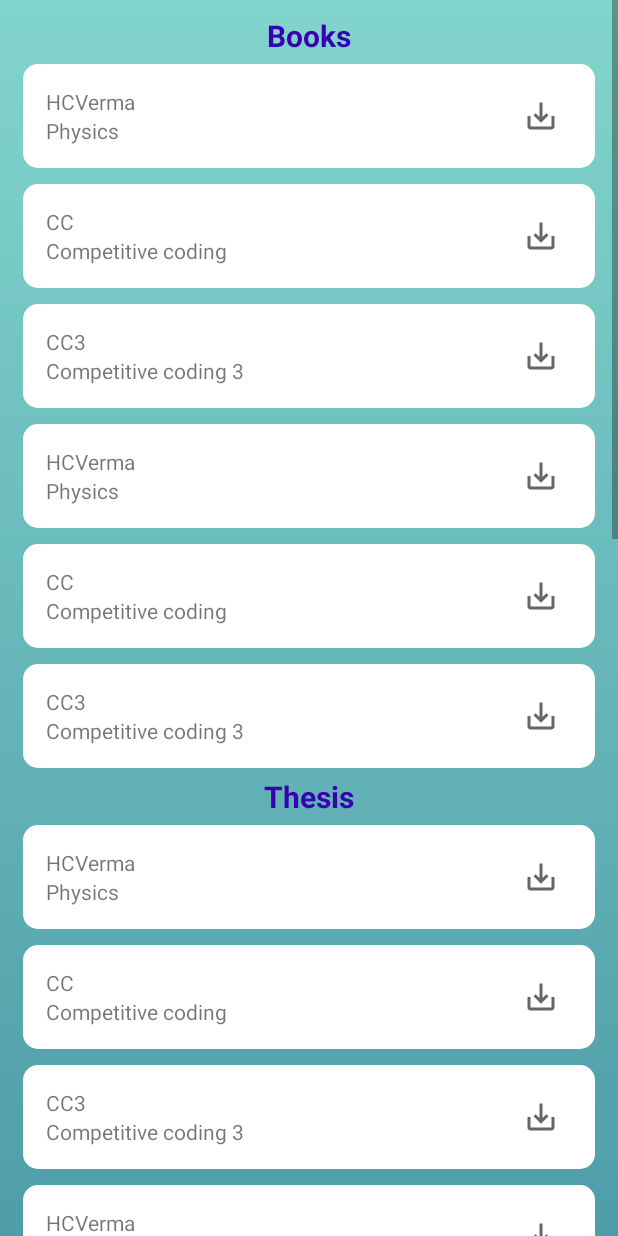
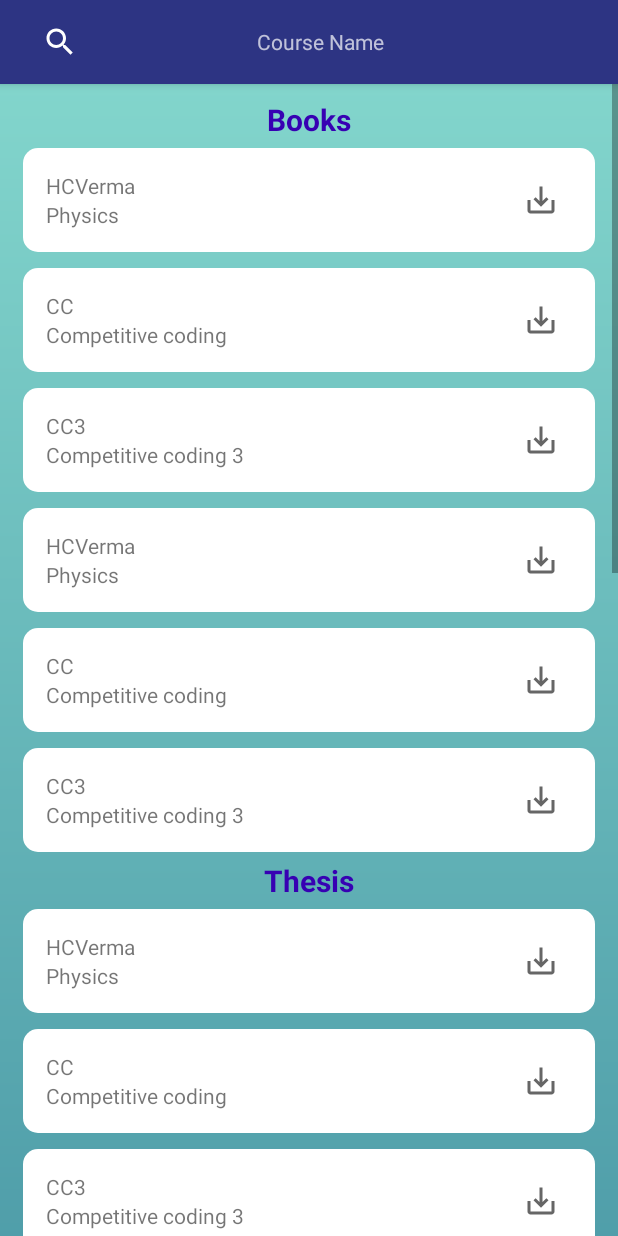
Before and after one commit to devNitw/libNitwStudent, an Android app: the ContentView screen opened directly, with no data from a screen before it, on a phone screen of 412 x 824 dp. Run offline under Robolectric (Android 15) with nearby library versions, the phone set to English and light mode, and no system bars.

Commit message:
Implemented toolbar in ContentView

```diff
--- a/app/src/main/AndroidManifest.xml
+++ b/app/src/main/AndroidManifest.xml
@@ -1,8 +1,6 @@
 
 <manifest xmlns:android="http://schemas.android.com/apk/res/android"
     package="com.example.librarynitwstudent">
-    <uses-permission android:name="android.permission.READ_EXTERNAL_STORAGE"/>
-    <uses-permission android:name="android.permission.WRITE_EXTERNAL_STORAGE"/>
 
     <application
         android:allowBackup="true"
@@ -22,9 +20,8 @@
         <activity
             android:name=".Ui.MainActivity.Home.SyllabusCard"
             android:theme="@style/AppTheme.PopupCard" />
-        <activity android:name=".Ui.MainActivity.Home.SyllabusCard" android:theme="@style/AppTheme.PopupCard"/>
+
         <activity android:name=".Ui.LibraryContent.ContentView" />
         <activity android:name=".Ui.PdfView"/>
     </application>
-
 </manifest>
--- a/app/src/main/java/com/example/librarynitwstudent/Ui/LibraryContent/ContentView.java
+++ b/app/src/main/java/com/example/librarynitwstudent/Ui/LibraryContent/ContentView.java
@@ -1,9 +1,11 @@
 package com.example.librarynitwstudent.Ui.LibraryContent;
 
 import android.os.Bundle;
+import android.view.View;
 
 import androidx.annotation.Nullable;
 import androidx.appcompat.app.AppCompatActivity;
+import androidx.appcompat.widget.Toolbar;
 import androidx.lifecycle.Observer;
 import androidx.lifecycle.ViewModelProviders;
 import androidx.recyclerview.widget.LinearLayoutManager;
@@ -22,10 +24,16 @@ public class ContentView extends AppCompatActivity {
     private RecyclerView booksRecyclerView, thesisRecyclerView, papersRecyclerView, magazineRecyclerView;
     private DownloadFragmentViewModel viewModel;
     private ContentRecyclerAdapter recyclerAdapter;
+    private Toolbar toolbar;
 
     @Override
     protected void onCreate(@Nullable Bundle savedInstanceState) {
         setContentView(R.layout.course_activity);
+
+        toolbar = findViewById(R.id.toolbar);
+        setSupportActionBar(toolbar);
+
+
         viewModel= ViewModelProviders.of(this).get(DownloadFragmentViewModel.class);
         viewModel.init();
         booksRecyclerView=findViewById(R.id.BooksRecyclerView);
--- a/app/src/main/java/com/example/librarynitwstudent/Ui/MainActivity/MainActivity.java
+++ b/app/src/main/java/com/example/librarynitwstudent/Ui/MainActivity/MainActivity.java
@@ -48,11 +48,6 @@ public class MainActivity extends AppCompatActivity {
         fragmentAdapter.AddFragment(new LibraryFragment(), "Find");
         fragmentAdapter.AddFragment(new OfflineFragment(), "Saved");
         fragmentAdapter.AddFragment(new ReadingFragment(), "Daily");
-
-//        menuItems.add((BottomNavigationItemView) findViewById(R.id.nav_home));
-//        menuItems.add((BottomNavigationItemView) findViewById(R.id.nav_lib));
-//        menuItems.add((BottomNavigationItemView) findViewById(R.id.nav_offline));
-//        menuItems.add((BottomNavigationItemView) findViewById(R.id.nav_read));
 
         viewPager.setAdapter(fragmentAdapter);
         viewPager.addOnPageChangeListener(new ViewPager.OnPageChangeListener() {
@@ -139,13 +134,13 @@ public class MainActivity extends AppCompatActivity {
 //                            startActivity(intent);
                             break;
                         case R.id.nav_contact:
-                            intent = new Intent(MainActivity.this, SyllabusCard.class);
+                            intent = new Intent(MainActivity.this, ContactActivity.class);
                             startActivity(intent);
                             break;
 
                     }
 
-                    startActivity(intent);
+                    drawer.closeDrawer(GravityCompat.START);
                     return true;
                 }
             };
--- a/app/src/main/res/layout/activity_main.xml
+++ b/app/src/main/res/layout/activity_main.xml
@@ -44,6 +44,7 @@
 
         </androidx.appcompat.widget.Toolbar>
 
+
         <androidx.viewpager.widget.ViewPager
             android:id="@+id/main_container"
             android:layout_width="match_parent"
--- a/app/src/main/res/layout/course_activity.xml
+++ b/app/src/main/res/layout/course_activity.xml
@@ -1,100 +1,130 @@
 <?xml version="1.0" encoding="utf-8"?>
-<RelativeLayout
-    xmlns:android="http://schemas.android.com/apk/res/android"
+<LinearLayout xmlns:android="http://schemas.android.com/apk/res/android"
+    xmlns:app="http://schemas.android.com/apk/res-auto"
+    android:layout_width="match_parent"
     android:layout_height="match_parent"
+    android:orientation="vertical">
+
+    <androidx.appcompat.widget.Toolbar
+        android:id="@+id/toolbar"
         android:layout_width="match_parent"
-    >
+        android:layout_height="?attr/actionBarSize"
+        android:background="?attr/colorPrimary"
+        android:elevation="4dp"
+        android:theme="@style/ThemeOverlay.AppCompat.Dark.ActionBar"
+        app:popupTheme="@style/ThemeOverlay.AppCompat.Light">
+
+        <FrameLayout
+            android:layout_width="match_parent"
+            android:layout_height="match_parent">
+
+            <TextView
+                android:layout_width="wrap_content"
+                android:layout_height="wrap_content"
+                android:layout_gravity="center"
+                android:gravity="center"
+                android:text="Course Name" />
+
+            <SearchView
+                android:layout_width="match_parent"
+                android:layout_height="match_parent" />
+
+        </FrameLayout>
+
+
+    </androidx.appcompat.widget.Toolbar>
+
     <ScrollView
         android:layout_width="match_parent"
-        android:layout_height="wrap_content"
-        >
+        android:layout_height="wrap_content">
+
         <LinearLayout
-    android:padding="10dp"
             android:layout_width="match_parent"
             android:layout_height="match_parent"
             android:background="@drawable/gradient"
-    android:orientation="vertical">
+            android:orientation="vertical"
+            android:padding="10dp">
+
             <LinearLayout
                 android:layout_width="match_parent"
                 android:layout_height="wrap_content"
-        android:orientation="vertical"
-        >
+                android:orientation="vertical">
+
                 <TextView
                     android:layout_width="match_parent"
                     android:layout_height="wrap_content"
+                    android:gravity="center"
+                    android:text="Books"
+                    android:textColor="@color/colorPrimaryDark"
                     android:textSize="20dp"
-            android:textColor="@color/colorPrimaryDark"
-            android:text="Books"
-            android:textStyle="bold"
-            android:gravity="center"
-            />
+                    android:textStyle="bold" />
+
                 <androidx.recyclerview.widget.RecyclerView
                     android:id="@+id/BooksRecyclerView"
                     android:layout_width="match_parent"
-            android:layout_height="wrap_content"
-            />
+                    android:layout_height="wrap_content" />
             </LinearLayout>
+
             <LinearLayout
                 android:layout_width="match_parent"
                 android:layout_height="wrap_content"
-        android:orientation="vertical"
-        >
+                android:orientation="vertical">
+
                 <TextView
                     android:layout_width="match_parent"
                     android:layout_height="wrap_content"
+                    android:gravity="center"
+                    android:text="Thesis"
+                    android:textColor="@color/colorPrimaryDark"
                     android:textSize="20dp"
-            android:textColor="@color/colorPrimaryDark"
-            android:text="Thesis"
-            android:textStyle="bold"
-            android:gravity="center"
-            />
+                    android:textStyle="bold" />
+
                 <androidx.recyclerview.widget.RecyclerView
                     android:id="@+id/ThesisRecyclerView"
                     android:layout_width="match_parent"
-            android:layout_height="match_parent"
-            />
+                    android:layout_height="match_parent" />
             </LinearLayout>
+
             <LinearLayout
                 android:layout_width="match_parent"
                 android:layout_height="wrap_content"
-        android:orientation="vertical"
-        >
+                android:orientation="vertical">
+
                 <TextView
                     android:layout_width="match_parent"
                     android:layout_height="wrap_content"
+                    android:gravity="center"
+                    android:text="Papers"
+                    android:textColor="@color/colorPrimaryDark"
                     android:textSize="20dp"
-            android:textColor="@color/colorPrimaryDark"
-            android:text="Papers"
-            android:textStyle="bold"
-            android:gravity="center"
-            />
+                    android:textStyle="bold" />
+
                 <androidx.recyclerview.widget.RecyclerView
                     android:id="@+id/PapersRecyclerView"
                     android:layout_width="match_parent"
-            android:layout_height="wrap_content"
-            />
+                    android:layout_height="wrap_content" />
             </LinearLayout>
+
             <LinearLayout
                 android:layout_width="match_parent"
                 android:layout_height="wrap_content"
-        android:orientation="vertical"
-        >
+                android:orientation="vertical">
+
                 <TextView
                     android:layout_width="match_parent"
                     android:layout_height="wrap_content"
+                    android:gravity="center"
+                    android:text="Magazines"
+                    android:textColor="@color/colorPrimaryDark"
                     android:textSize="20dp"
-            android:textStyle="bold"
-            android:textColor="@color/colorPrimaryDark"
-            android:text="Magazines"
-            android:gravity="center"
-            />
+                    android:textStyle="bold" />
+
                 <androidx.recyclerview.widget.RecyclerView
                     android:id="@+id/MagazineRecyclerView"
                     android:layout_width="match_parent"
-            android:layout_height="wrap_content"
-            />
+                    android:layout_height="wrap_content" />
             </LinearLayout>
 
         </LinearLayout>
     </ScrollView>
-</RelativeLayout>
+</LinearLayout>
--- /dev/null
+++ b/app/src/main/res/layout/toolbar.xml
@@ -0,0 +1,10 @@
+<?xml version="1.0" encoding="utf-8"?>
+<LinearLayout xmlns:android="http://schemas.android.com/apk/res/android"
+    xmlns:app="http://schemas.android.com/apk/res-auto"
+    android:orientation="vertical"
+    android:layout_width="match_parent"
+    android:layout_height="?attr/actionBarSize">
+
+
+
+</LinearLayout>
```
Also changed, not shown: 187 other files. Lines whose indentation alone changed are shown as unchanged.
